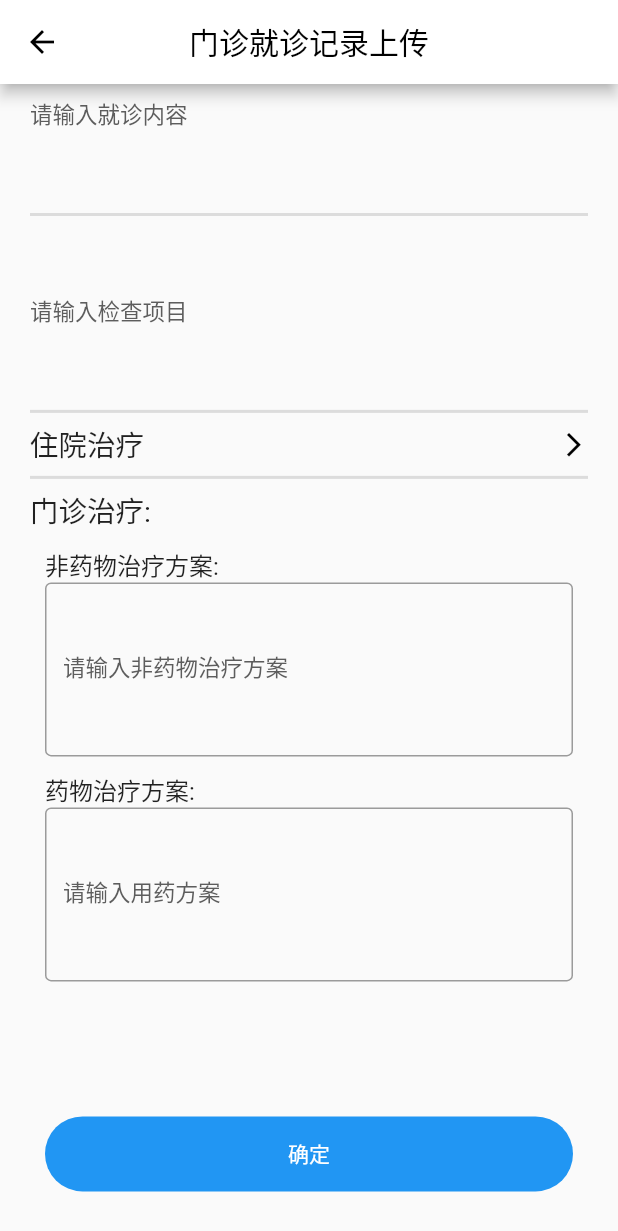
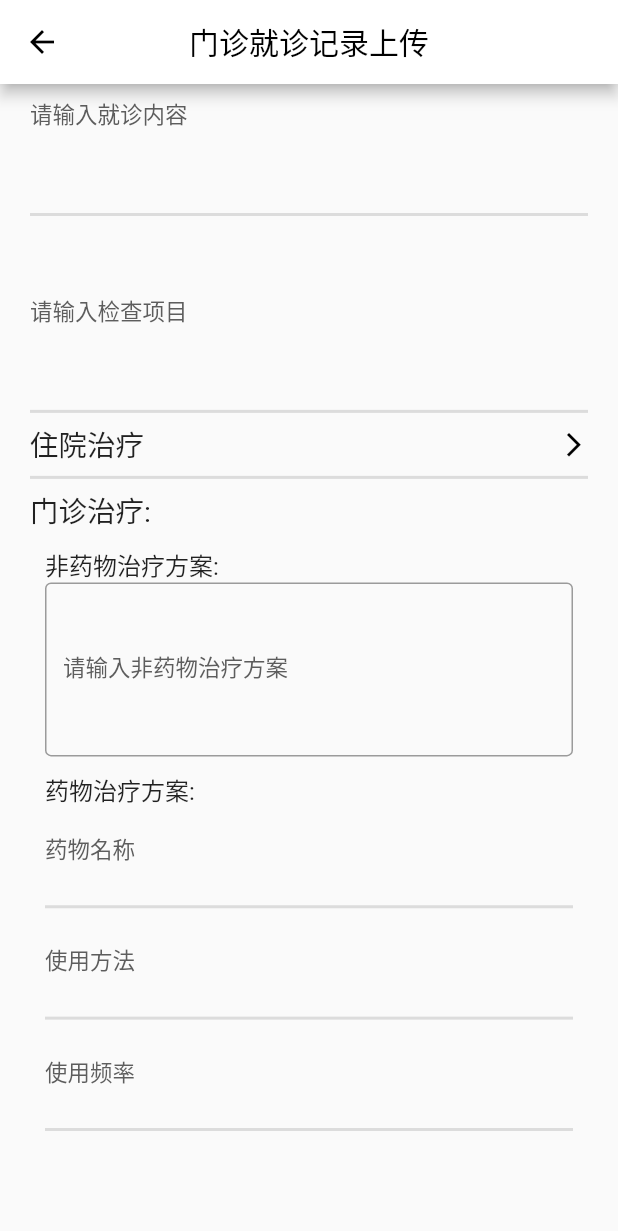
Before and after one commit to Dodoushu/ASECloudRecord, a Flutter app: the outpatientVisitRecords screen opened directly, scrolled down 536 dp, on a phone screen of 412 x 824 dp. Shown: the top 1231 px of the screen. Run offline on Flutter 3.47's test engine with Material 2 defaults, Android fonts, the phone set to English and light mode, and no system bars; our stand-ins replace dio, file_picker, shared_preferences; accounts and stored records are empty.

Commit message:
门诊记录的药物措施录入

```diff
--- a/lib/patient/upLoadInfo/OutpatientVisitRecords.dart
+++ b/lib/patient/upLoadInfo/OutpatientVisitRecords.dart
@@ -29,6 +29,9 @@ class _outpatientVisitRecords extends State<outpatientVisitRecords> {
   String conclusion;
   String examItem;
   List drugMethod;
+  String medicine_name;   //药物名称
+  String medicine_method;  //使用方法
+  String time;   //使用频率
   String nonDrugMethod;
   String lebalContent = '请选择科室';
 
@@ -108,6 +111,7 @@ class _outpatientVisitRecords extends State<outpatientVisitRecords> {
 
 
   void summit() async {
+
 //    print(name);
 //    var loginForm = loginKey.currentState;
 //    //验证Form表单
@@ -130,6 +134,7 @@ class _outpatientVisitRecords extends State<outpatientVisitRecords> {
       outPatientRecords['treat_info'] = recordcontent;
       outPatientRecords['treating_info'] = conclusion;
       outPatientRecords['treat_methods'] = nonDrugMethod;
+      drugMethod.add({'medicine_name':medicine_name,'medicine_method':medicine_method,'time':time});
       outPatientRecords['medicines'] = drugMethod;
       bodymap['outPatientRecords'] = outPatientRecords;
       print(bodymap);
@@ -345,17 +350,45 @@ class _outpatientVisitRecords extends State<outpatientVisitRecords> {
                       ),
                       TextField(
                         decoration: new InputDecoration(
-                          labelText: '请输入用药方案',
+                          labelText: '药物名称',
                           labelStyle: new TextStyle(
                               fontSize: 15.0, color: Color.fromARGB(255, 93, 93, 93)),
-                          border: OutlineInputBorder(
-                            borderSide: BorderSide(),
-                          ),
+                          border: InputBorder.none,
                         ),
-                        maxLines: 4,
                         onChanged: (value) {
-                          drugMethod.add(value);
+                          medicine_name = value;
                         },
+                      ),
+                      Divider(
+                        thickness: 2,
+                      ),
+                      TextField(
+                        decoration: new InputDecoration(
+                          labelText: '使用方法',
+                          labelStyle: new TextStyle(
+                              fontSize: 15.0, color: Color.fromARGB(255, 93, 93, 93)),
+                          border: InputBorder.none,
+                        ),
+                        onChanged: (value) {
+                          medicine_method = value;
+                        },
+                      ),
+                      Divider(
+                        thickness: 2,
+                      ),
+                      TextField(
+                        decoration: new InputDecoration(
+                          labelText: '使用频率',
+                          labelStyle: new TextStyle(
+                              fontSize: 15.0, color: Color.fromARGB(255, 93, 93, 93)),
+                          border: InputBorder.none,
+                        ),
+                        onChanged: (value) {
+                          time = value;
+                        },
+                      ),
+                      Divider(
+                        thickness: 2,
                       ),
                     ],
                   ),
```
Also changed, not shown: pubspec.lock (deleted).
